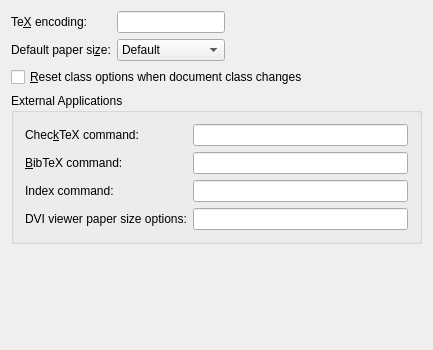
The window that src/frontends/qt4/ui/QPrefLatexUi.ui (cburschka/lyx) describes before a commit, drawn with Qt 5.
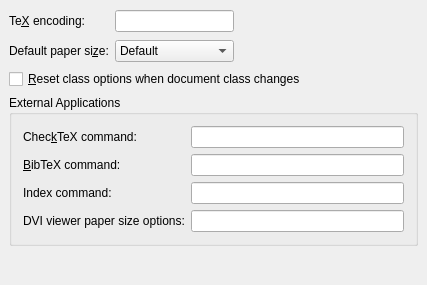
The same window after the commit.

The edit to the form file:
```diff
--- a/src/frontends/qt4/ui/QPrefLatexUi.ui
+++ b/src/frontends/qt4/ui/QPrefLatexUi.ui
@@ -8,45 +8,21 @@
    <rect>
     <x>0</x>
     <y>0</y>
-    <width>433</width>
-    <height>350</height>
+    <width>427</width>
+    <height>285</height>
    </rect>
   </property>
   <property name="windowTitle" >
    <string/>
   </property>
-  <layout class="QVBoxLayout" >
-   <property name="margin" >
-    <number>11</number>
-   </property>
-   <property name="spacing" >
-    <number>6</number>
-   </property>
-   <item>
     <layout class="QGridLayout" >
      <property name="margin" >
-      <number>0</number>
+    <number>9</number>
      </property>
      <property name="spacing" >
       <number>6</number>
      </property>
-     <item row="3" column="0" >
-      <spacer>
-       <property name="orientation" >
-        <enum>Qt::Vertical</enum>
-       </property>
-       <property name="sizeType" >
-        <enum>QSizePolicy::Expanding</enum>
-       </property>
-       <property name="sizeHint" >
-        <size>
-         <width>20</width>
-         <height>20</height>
-        </size>
-       </property>
-      </spacer>
-     </item>
-     <item row="1" column="0" >
+   <item row="2" column="0" colspan="3" >
       <widget class="QCheckBox" name="latexAutoresetCB" >
        <property name="toolTip" >
         <string>Set class options to default on class change</string>
@@ -56,7 +32,106 @@
        </property>
       </widget>
      </item>
-     <item row="2" column="0" >
+   <item row="4" column="0" colspan="3" >
+    <spacer>
+     <property name="orientation" >
+      <enum>Qt::Vertical</enum>
+     </property>
+     <property name="sizeType" >
+      <enum>QSizePolicy::Expanding</enum>
+     </property>
+     <property name="sizeHint" >
+      <size>
+       <width>409</width>
+       <height>75</height>
+      </size>
+     </property>
+    </spacer>
+   </item>
+   <item row="1" column="0" >
+    <widget class="QLabel" name="latexPaperSizeLA" >
+     <property name="text" >
+      <string>Default paper si&amp;ze:</string>
+     </property>
+     <property name="buddy" >
+      <cstring>latexPaperSizeCO</cstring>
+     </property>
+    </widget>
+   </item>
+   <item row="0" column="0" >
+    <widget class="QLabel" name="latexEncodingLA" >
+     <property name="text" >
+      <string>Te&amp;X encoding:</string>
+     </property>
+     <property name="buddy" >
+      <cstring>latexEncodingED</cstring>
+     </property>
+    </widget>
+   </item>
+   <item row="0" column="1" >
+    <widget class="QLineEdit" name="latexEncodingED" />
+   </item>
+   <item row="1" column="1" >
+    <widget class="QComboBox" name="latexPaperSizeCO" >
+     <item>
+      <property name="text" >
+       <string>Default</string>
+      </property>
+     </item>
+     <item>
+      <property name="text" >
+       <string>US letter</string>
+      </property>
+     </item>
+     <item>
+      <property name="text" >
+       <string>US legal</string>
+      </property>
+     </item>
+     <item>
+      <property name="text" >
+       <string>US executive</string>
+      </property>
+     </item>
+     <item>
+      <property name="text" >
+       <string>A3</string>
+      </property>
+     </item>
+     <item>
+      <property name="text" >
+       <string>A4</string>
+      </property>
+     </item>
+     <item>
+      <property name="text" >
+       <string>A5</string>
+      </property>
+     </item>
+     <item>
+      <property name="text" >
+       <string>B5</string>
+      </property>
+     </item>
+    </widget>
+   </item>
+   <item rowspan="2" row="0" column="2" >
+    <spacer>
+     <property name="orientation" >
+      <enum>Qt::Horizontal</enum>
+     </property>
+     <property name="sizeType" >
+      <enum>QSizePolicy::Expanding</enum>
+     </property>
+     <property name="sizeHint" >
+      <size>
+       <width>178</width>
+       <height>54</height>
+      </size>
+     </property>
+    </spacer>
+   </item>
+   <item row="3" column="0" colspan="3" >
       <widget class="QGroupBox" name="GroupBox3" >
        <property name="title" >
         <string>External Applications</string>
@@ -138,111 +213,6 @@
         </item>
        </layout>
       </widget>
-     </item>
-     <item row="0" column="0" >
-      <layout class="QHBoxLayout" >
-       <property name="margin" >
-        <number>0</number>
-       </property>
-       <property name="spacing" >
-        <number>6</number>
-       </property>
-       <item>
-        <layout class="QGridLayout" >
-         <property name="margin" >
-          <number>0</number>
-         </property>
-         <property name="spacing" >
-          <number>6</number>
-         </property>
-         <item row="1" column="1" >
-          <widget class="QComboBox" name="latexPaperSizeCO" >
-           <item>
-            <property name="text" >
-             <string>Default</string>
-            </property>
-           </item>
-           <item>
-            <property name="text" >
-             <string>US letter</string>
-            </property>
-           </item>
-           <item>
-            <property name="text" >
-             <string>US legal</string>
-            </property>
-           </item>
-           <item>
-            <property name="text" >
-             <string>US executive</string>
-            </property>
-           </item>
-           <item>
-            <property name="text" >
-             <string>A3</string>
-            </property>
-           </item>
-           <item>
-            <property name="text" >
-             <string>A4</string>
-            </property>
-           </item>
-           <item>
-            <property name="text" >
-             <string>A5</string>
-            </property>
-           </item>
-           <item>
-            <property name="text" >
-             <string>B5</string>
-            </property>
-           </item>
-          </widget>
-         </item>
-         <item row="0" column="1" >
-          <widget class="QLineEdit" name="latexEncodingED" />
-         </item>
-         <item row="0" column="0" >
-          <widget class="QLabel" name="latexEncodingLA" >
-           <property name="text" >
-            <string>Te&amp;X encoding:</string>
-           </property>
-           <property name="buddy" >
-            <cstring>latexEncodingED</cstring>
-           </property>
-          </widget>
-         </item>
-         <item row="1" column="0" >
-          <widget class="QLabel" name="latexPaperSizeLA" >
-           <property name="text" >
-            <string>Default paper si&amp;ze:</string>
-           </property>
-           <property name="buddy" >
-            <cstring>latexPaperSizeCO</cstring>
-           </property>
-          </widget>
-         </item>
-        </layout>
-       </item>
-       <item>
-        <spacer>
-         <property name="orientation" >
-          <enum>Qt::Horizontal</enum>
-         </property>
-         <property name="sizeType" >
-          <enum>QSizePolicy::Expanding</enum>
-         </property>
-         <property name="sizeHint" >
-          <size>
-           <width>20</width>
-           <height>20</height>
-          </size>
-         </property>
-        </spacer>
-       </item>
-      </layout>
-     </item>
-    </layout>
    </item>
   </layout>
  </widget>
```
Lines whose indentation alone changed are shown as unchanged.
